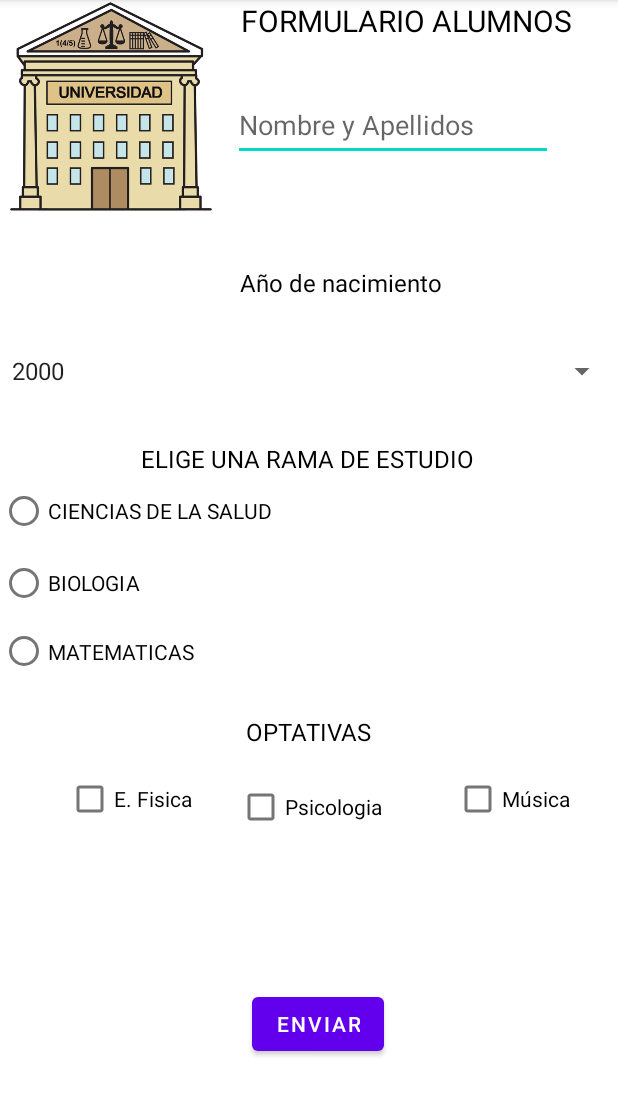
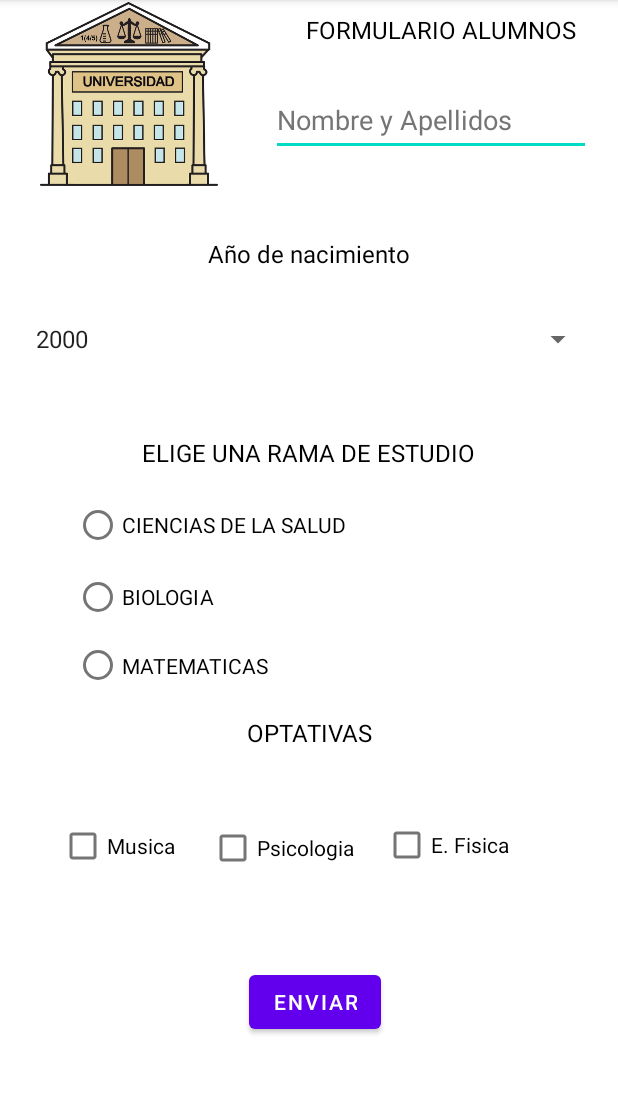
Before and after one commit to cHaC0ne/examenPractico, an Android app: the screen it shows after launch (MainActivity), on a phone screen of 412 x 824 dp, the part 84-1200 px from its top. Run offline under Robolectric (Android 15) with nearby library versions, the light colour scheme and no system bars.

Commit message:
EXAMEN PRACTICO

```diff
--- a/app/src/main/res/layout/activity_main.xml
+++ b/app/src/main/res/layout/activity_main.xml
@@ -11,14 +11,14 @@
         android:layout_width="wrap_content"
         android:layout_height="wrap_content"
         android:orientation="horizontal"
-        app:layout_constraintGuide_percent="0.2" />
+        app:layout_constraintGuide_percent="0.19" />
 
     <androidx.constraintlayout.widget.Guideline
         android:id="@+id/guideline7"
         android:layout_width="wrap_content"
         android:layout_height="wrap_content"
         android:orientation="horizontal"
-        app:layout_constraintGuide_percent="0.4" />
+        app:layout_constraintGuide_percent="0.35" />
 
     <androidx.constraintlayout.widget.Guideline
         android:id="@+id/guideline8"
@@ -38,46 +38,47 @@
         android:id="@+id/tvTitulo"
         android:layout_width="wrap_content"
         android:layout_height="wrap_content"
-        android:gravity="center"
+        android:gravity="center|left"
         android:text="FORMULARIO ALUMNOS"
         android:textColor="@color/black"
-        android:textSize="20sp"
-        app:layout_constraintBottom_toTopOf="@+id/guideline6"
+        android:textSize="16sp"
+        app:layout_constraintBottom_toBottomOf="parent"
         app:layout_constraintEnd_toEndOf="parent"
-        app:layout_constraintHorizontal_bias="0.839"
+        app:layout_constraintHorizontal_bias="0.88"
         app:layout_constraintStart_toStartOf="parent"
         app:layout_constraintTop_toTopOf="parent"
-        app:layout_constraintVertical_bias="0.0" />
+        app:layout_constraintVertical_bias="0.012" />
 
     <EditText
         android:id="@+id/etNombre"
         android:layout_width="wrap_content"
         android:layout_height="wrap_content"
+        android:layout_marginTop="13dp"
         android:autofillHints=""
         android:ems="10"
         android:hint="Nombre y Apellidos"
         android:inputType="textPersonName"
         android:minHeight="48dp"
-        app:layout_constraintBottom_toTopOf="@+id/guideline6"
+        android:textColorHint="#757575"
+        app:layout_constraintBottom_toBottomOf="parent"
         app:layout_constraintEnd_toEndOf="parent"
-        app:layout_constraintHorizontal_bias="0.781"
+        app:layout_constraintHorizontal_bias="0.91"
         app:layout_constraintStart_toStartOf="parent"
         app:layout_constraintTop_toTopOf="parent"
-        app:layout_constraintVertical_bias="0.561" />
+        app:layout_constraintVertical_bias="0.060000002" />
 
     <Spinner
         android:id="@+id/spYear"
         android:layout_width="0dp"
         android:layout_height="wrap_content"
-        android:layout_marginTop="32dp"
+        android:layout_margin="16dp"
         android:entries="@array/Year"
         android:minHeight="48dp"
-        app:layout_constraintBottom_toTopOf="@+id/guideline7"
+        app:layout_constraintBottom_toBottomOf="parent"
         app:layout_constraintEnd_toEndOf="parent"
-        app:layout_constraintHorizontal_bias="0.0"
         app:layout_constraintStart_toStartOf="parent"
-        app:layout_constraintTop_toTopOf="@+id/guideline6"
-        app:layout_constraintVertical_bias="0.516" />
+        app:layout_constraintTop_toTopOf="parent"
+        app:layout_constraintVertical_bias="0.26999998" />
 
     <RadioGroup
         android:id="@+id/radioGroup"
@@ -90,66 +91,45 @@
 
     </RadioGroup>
 
-    <CheckBox
-        android:id="@+id/chPsico"
-        android:layout_width="wrap_content"
-        android:layout_height="wrap_content"
-        android:onClick="onCheckBoxClicked"
-        android:text="Psicologia"
-        app:layout_constraintBottom_toTopOf="@+id/guideline9"
-        app:layout_constraintEnd_toEndOf="parent"
-        app:layout_constraintStart_toStartOf="parent"
-        app:layout_constraintTop_toTopOf="@+id/guideline8" />
-
     <Button
         android:id="@+id/bEnviar"
         android:layout_width="wrap_content"
         android:layout_height="wrap_content"
+        android:layout_marginStart="166dp"
         android:layout_marginTop="44dp"
-        android:layout_marginEnd="156dp"
         android:text="ENVIAR"
+        app:layout_constraintBottom_toBottomOf="parent"
         app:layout_constraintEnd_toEndOf="parent"
-        app:layout_constraintTop_toTopOf="@+id/guideline9" />
-
-    <CheckBox
-        android:id="@+id/chMusica"
-        android:layout_width="wrap_content"
-        android:layout_height="wrap_content"
-        android:layout_marginTop="48dp"
-        android:layout_marginEnd="32dp"
-        android:onClick="onCheckBoxClicked"
-        android:text="Música"
-        app:layout_constraintEnd_toEndOf="parent"
-        app:layout_constraintTop_toTopOf="@+id/guideline8" />
-
-    <CheckBox
-        android:id="@+id/chEducFis"
-        android:layout_width="wrap_content"
-        android:layout_height="wrap_content"
-        android:layout_marginStart="44dp"
-        android:layout_marginTop="48dp"
-        android:onClick="onCheckBoxClicked"
-        android:text="E. Fisica"
+        app:layout_constraintHorizontal_bias="0.0"
         app:layout_constraintStart_toStartOf="parent"
-        app:layout_constraintTop_toTopOf="@+id/guideline8" />
+        app:layout_constraintTop_toTopOf="parent"
+        app:layout_constraintVertical_bias="0.888" />
 
     <TextView
         android:id="@+id/tvYears"
         android:layout_width="wrap_content"
         android:layout_height="wrap_content"
-        android:layout_marginStart="160dp"
-        android:layout_marginTop="24dp"
+        android:layout_marginTop="20dp"
         android:text="Año de nacimiento"
         android:textColor="@color/black"
         android:textSize="16sp"
+        app:layout_constraintBottom_toBottomOf="parent"
+        app:layout_constraintEnd_toEndOf="parent"
         app:layout_constraintStart_toStartOf="parent"
-        app:layout_constraintTop_toTopOf="@+id/guideline6" />
+        app:layout_constraintTop_toTopOf="parent"
+        app:layout_constraintVertical_bias="0.19" />
 
     <RadioGroup
+        android:id="@+id/radioGroup2"
         android:layout_width="314dp"
         android:layout_height="139dp"
+        android:layout_margin="16sp"
+        android:layout_marginEnd="81dp"
+        app:layout_constraintBottom_toBottomOf="parent"
+        app:layout_constraintEnd_toEndOf="parent"
         app:layout_constraintStart_toStartOf="parent"
-        app:layout_constraintTop_toBottomOf="@+id/tvRama">
+        app:layout_constraintTop_toTopOf="parent"
+        app:layout_constraintVertical_bias="0.52">
 
         <RadioButton
             android:id="@+id/rbMedicina"
@@ -170,7 +150,9 @@
             android:id="@+id/rbMatematicas"
             android:layout_width="match_parent"
             android:layout_height="wrap_content"
-            android:text="MATEMATICAS" />
+            android:minHeight="48dp"
+            android:text="MATEMATICAS"
+            tools:ignore="TouchTargetSizeCheck" />
 
     </RadioGroup>
 
@@ -178,33 +160,81 @@
         android:id="@+id/tvRama"
         android:layout_width="wrap_content"
         android:layout_height="wrap_content"
-        android:layout_marginBottom="144dp"
         android:text="ELIGE UNA RAMA DE ESTUDIO"
+        android:textColor="@color/black"
         android:textSize="16sp"
-        android:textColor="@color/black"
-        app:layout_constraintBottom_toTopOf="@+id/guideline8"
+        app:layout_constraintBottom_toBottomOf="parent"
         app:layout_constraintEnd_toEndOf="parent"
-        app:layout_constraintHorizontal_bias="0.497"
-        app:layout_constraintStart_toStartOf="parent" />
+        app:layout_constraintStart_toStartOf="parent"
+        app:layout_constraintTop_toTopOf="parent"
+        app:layout_constraintVertical_bias="0.39" />
 
     <TextView
         android:id="@+id/tvOptativas"
-        android:layout_width="wrap_content"
+        android:layout_width="300dp"
         android:layout_height="wrap_content"
         android:layout_marginStart="164dp"
-        android:layout_marginTop="16dp"
+        android:layout_marginEnd="164dp"
+        android:gravity="center"
         android:text="OPTATIVAS"
+        android:textColor="@color/black"
         android:textSize="16sp"
-        android:textColor="@color/black"
+        app:layout_constraintBottom_toBottomOf="parent"
+        app:layout_constraintEnd_toEndOf="parent"
         app:layout_constraintStart_toStartOf="parent"
-        app:layout_constraintTop_toTopOf="@+id/guideline8" />
+        app:layout_constraintTop_toTopOf="parent"
+        app:layout_constraintVertical_bias="0.64" />
 
     <ImageView
         android:id="@+id/imageView2"
-        android:layout_width="148dp"
-        android:layout_height="142dp"
+        android:layout_width="133dp"
+        android:layout_height="125dp"
+        app:layout_constraintBottom_toBottomOf="parent"
+        app:layout_constraintEnd_toEndOf="parent"
+        app:layout_constraintHorizontal_bias="0.07"
         app:layout_constraintStart_toStartOf="parent"
         app:layout_constraintTop_toTopOf="parent"
+        app:layout_constraintVertical_bias="0.0"
         app:srcCompat="@drawable/uni" />
 
+
+    <CheckBox
+        android:id="@+id/chMusica"
+        android:layout_width="86dp"
+        android:layout_height="48dp"
+        android:onClick="onCheckBoxClicked"
+        android:text="Musica"
+        app:layout_constraintBottom_toBottomOf="parent"
+        app:layout_constraintEnd_toEndOf="parent"
+        app:layout_constraintHorizontal_bias="0.121"
+        app:layout_constraintStart_toStartOf="parent"
+        app:layout_constraintTop_toTopOf="parent"
+        app:layout_constraintVertical_bias="0.75" />
+
+    <CheckBox
+        android:id="@+id/chPsico"
+        android:layout_width="wrap_content"
+        android:layout_height="wrap_content"
+        android:onClick="onCheckBoxClicked"
+        android:text="Psicologia"
+        app:layout_constraintBottom_toBottomOf="parent"
+        app:layout_constraintEnd_toEndOf="parent"
+        app:layout_constraintHorizontal_bias="0.442"
+        app:layout_constraintStart_toStartOf="parent"
+        app:layout_constraintTop_toTopOf="parent"
+        app:layout_constraintVertical_bias="0.752" />
+
+    <CheckBox
+        android:id="@+id/chEduFis"
+        android:layout_width="wrap_content"
+        android:layout_height="wrap_content"
+        android:onClick="onCheckBoxClicked"
+        android:text="E. Fisica"
+        app:layout_constraintBottom_toBottomOf="parent"
+        app:layout_constraintEnd_toEndOf="parent"
+        app:layout_constraintHorizontal_bias="0.779"
+        app:layout_constraintStart_toStartOf="parent"
+        app:layout_constraintTop_toTopOf="parent"
+        app:layout_constraintVertical_bias="0.749" />
+
 </androidx.constraintlayout.widget.ConstraintLayout>
--- /dev/null
+++ b/build.gradle
@@ -0,0 +1,10 @@
+// Top-level build file where you can add configuration options common to all sub-projects/modules.
+plugins {
+    id 'com.android.application' version '7.2.0' apply false
+    id 'com.android.library' version '7.2.0' apply false
+    id 'org.jetbrains.kotlin.android' version '1.6.21' apply false
+}
+
+task clean(type: Delete) {
+    delete rootProject.buildDir
+}
--- /dev/null
+++ b/gradle.properties
@@ -0,0 +1,23 @@
+# Project-wide Gradle settings.
+# IDE (e.g. Android Studio) users:
+# Gradle settings configured through the IDE *will override*
+# any settings specified in this file.
+# For more details on how to configure your build environment visit
+# http://www.gradle.org/docs/current/userguide/build_environment.html
+# Specifies the JVM arguments used for the daemon process.
+# The setting is particularly useful for tweaking memory settings.
+org.gradle.jvmargs=-Xmx2048m -Dfile.encoding=UTF-8
+# When configured, Gradle will run in incubating parallel mode.
+# This option should only be used with decoupled projects. More details, visit
+# http://www.gradle.org/docs/current/userguide/multi_project_builds.html#sec:decoupled_projects
+# org.gradle.parallel=true
+# AndroidX package structure to make it clearer which packages are bundled with the
+# Android operating system, and which are packaged with your app"s APK
+# https://developer.android.com/topic/libraries/support-library/androidx-rn
+android.useAndroidX=true
+# Kotlin code style for this project: "official" or "obsolete":
+kotlin.code.style=official
+# Enables namespacing of each library's R class so that its R class includes only the
+# resources declared in the library itself and none from the library's dependencies,
+# thereby reducing the size of the R class for that library
+android.nonTransitiveRClass=true
--- /dev/null
+++ b/settings.gradle
@@ -0,0 +1,16 @@
+pluginManagement {
+    repositories {
+        gradlePluginPortal()
+        google()
+        mavenCentral()
+    }
+}
+dependencyResolutionManagement {
+    repositoriesMode.set(RepositoriesMode.FAIL_ON_PROJECT_REPOS)
+    repositories {
+        google()
+        mavenCentral()
+    }
+}
+rootProject.name = "ExamenPractico"
+include ':app'
```
Also changed, not shown: gradle/wrapper/gradle-wrapper.properties (added), 4 other files.
